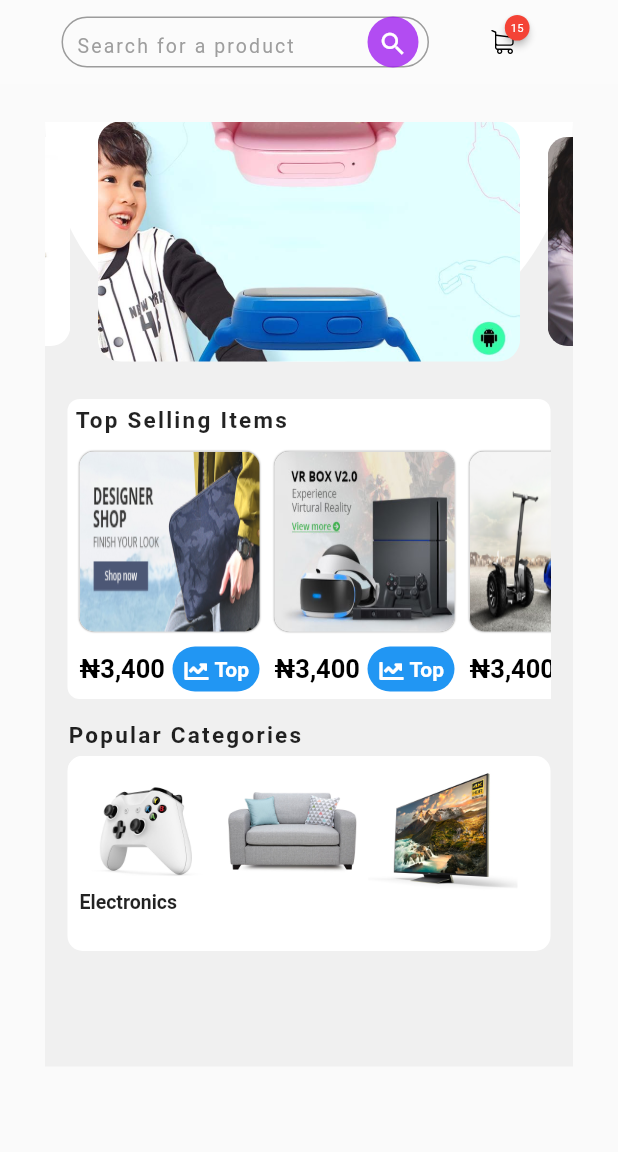
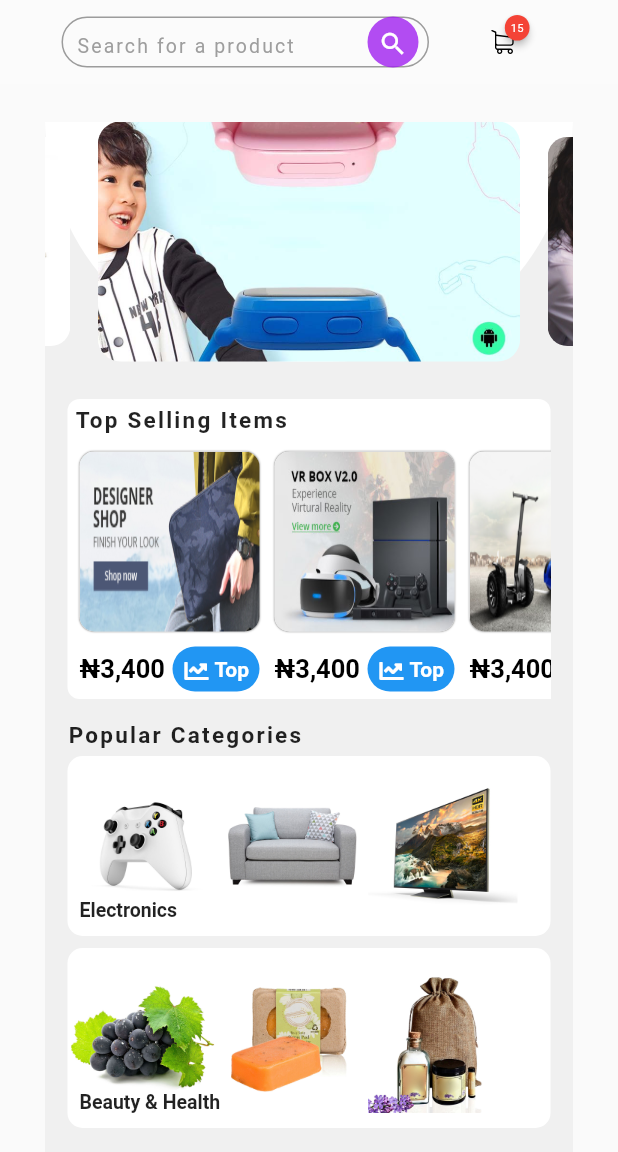
Before and after one commit to JideijeEmeka/shopping_app, a Flutter app: the screen it shows after launch, on a phone screen of 412 x 824 dp. Shown: the top 1152 px of the screen. Run offline on Flutter 3.47's test engine with Material 2 defaults, Android fonts, the phone set to English and light mode, and no system bars; drawn by our look-alikes of badges, carousel_slider; our stand-ins replace flutter_svg, font_awesome_flutter.

Commit message:
updated beauty and health category

```diff
--- /dev/null
+++ b/lib/views/beauty_health.dart
@@ -0,0 +1,78 @@
+import 'package:flutter/material.dart';
+
+class BeautyHealth extends StatefulWidget {
+  @override
+  _BeautyHealthState createState() => _BeautyHealthState();
+}
+
+class _BeautyHealthState extends State<BeautyHealth> {
+  @override
+  Widget build(BuildContext context) {
+    return Container(
+      color: Colors.grey.withOpacity(0.11),
+      margin: EdgeInsets.symmetric(horizontal: 30),
+      height: 230,
+      child: Column(
+        crossAxisAlignment: CrossAxisAlignment.start,
+        children: [
+          SizedBox(
+            height: 1,
+          ),
+          Container(
+            height: 120,
+            margin: EdgeInsets.symmetric(horizontal: 15),
+            decoration: BoxDecoration(
+              borderRadius: BorderRadius.circular(10),
+              color: Colors.white,
+            ),
+            child: Stack(
+              children: [
+                Expanded(
+                  child: Row(
+                    children: [
+                      ClipRRect(
+                        borderRadius: BorderRadius.circular(10),
+                        child: Image.asset(
+                          'assets/images/organics_spa_2.jpg',
+                          height: 120,
+                          width: 100,
+                        ),
+                      ),
+                      Image.asset(
+                        'assets/images/organics_spa_3.jpg',
+                        height: 120,
+                        width: 100,
+                      ),
+                      ClipRRect(
+                        borderRadius: BorderRadius.circular(10),
+                        child: Image.asset(
+                          'assets/images/organics_spa_4.jpg',
+                          height: 120,
+                          width: 100,
+                        ),
+                      ),
+                    ],
+                  ),
+                ),
+                Positioned(
+                  bottom: 10,
+                  child: Container(
+                      margin: EdgeInsets.symmetric(horizontal: 8),
+                      decoration: BoxDecoration(
+                        borderRadius: BorderRadius.circular(10),
+                        color: Colors.white,
+                      ),
+                      child: Text('Beauty & Health',
+                          style: TextStyle(
+                            fontSize: 13,
+                            fontWeight: FontWeight.w600,
+                          ))),
+                ),
+              ],
+            ),
+          ),
+        ],
+      ),
+    );
+  }
+}
--- a/lib/views/homescreen.dart
+++ b/lib/views/homescreen.dart
@@ -2,7 +2,9 @@ import 'package:flutter/material.dart';
 import 'package:flutter/rendering.dart';
 import 'package:badges/badges.dart';
 import 'package:flutter_svg/svg.dart';
+import 'package:shopping_app/views/beauty_health.dart';
 import 'package:shopping_app/views/homePageSlider.dart';
+import 'package:shopping_app/views/popular_categories.dart';
 import 'package:shopping_app/views/selling_items_carousel.dart';
 
 class HomeScreen extends StatefulWidget {
@@ -87,81 +89,9 @@ class _HomeScreenState extends State<HomeScreen> {
               ),
               HomePageSlider(),
               SellingItemsCarousel(),
-              Container(
-                color: Colors.grey.withOpacity(0.11),
-                margin: EdgeInsets.symmetric(horizontal: 30),
-                height: 230,
-                child: Column(
-                  crossAxisAlignment: CrossAxisAlignment.start,
-                  children: [
-                    Container(
-                      margin: EdgeInsets.symmetric(horizontal: 15),
-                      child: Text('Popular Categories',
-                          style: TextStyle(
-                            fontSize: 15,
-                            fontWeight: FontWeight.bold,
-                            letterSpacing: 1.5,
-                          )),
-                    ),
-                    SizedBox(
-                      height: 5,
-                    ),
-                    Container(
-                      height: 130,
-                      margin: EdgeInsets.symmetric(horizontal: 15),
-                      decoration: BoxDecoration(
-                        borderRadius: BorderRadius.circular(10),
-                        color: Colors.white,
-                      ),
-                      child: Stack(
-                        children: [
-                          Expanded(
-                            child: Row(
-                              children: [
-                                ClipRRect(
-                                  borderRadius: BorderRadius.circular(10),
-                                  child: Image.asset(
-                                    'assets/images/digital_10.jpg',
-                                    height: 100,
-                                    width: 100,
-                                  ),
-                                ),
-                                Image.asset(
-                                  'assets/images/furniture_05.jpg',
-                                  height: 100,
-                                  width: 100,
-                                ),
-                                ClipRRect(
-                                  borderRadius: BorderRadius.circular(10),
-                                  child: Image.asset(
-                                    'assets/images/digital_08.jpg',
-                                    height: 100,
-                                    width: 100,
-                                  ),
-                                ),
-                              ],
-                            ),
-                          ),
-                          Positioned(
-                            bottom: 25,
-                            child: Container(
-                                margin: EdgeInsets.symmetric(horizontal: 8),
-                                decoration: BoxDecoration(
-                                  borderRadius: BorderRadius.circular(10),
-                                  color: Colors.white,
-                                ),
-                                child: Text('Electronics',
-                                    style: TextStyle(
-                                      fontSize: 13,
-                                      fontWeight: FontWeight.w600,
-                                    ))),
-                          ),
-                        ],
-                      ),
-                    ),
-                  ],
-                ),
-              ),
+              PopularCategories(),
+              BeautyHealth(),
+              PhoneTablets(),
             ],
           ),
         ));
--- /dev/null
+++ b/lib/views/popular_categories.dart
@@ -0,0 +1,87 @@
+import 'package:flutter/material.dart';
+
+class PopularCategories extends StatefulWidget {
+  @override
+  _PopularCategoriesState createState() => _PopularCategoriesState();
+}
+
+class _PopularCategoriesState extends State<PopularCategories> {
+  @override
+  Widget build(BuildContext context) {
+    return Container(
+      color: Colors.grey.withOpacity(0.11),
+      margin: EdgeInsets.symmetric(horizontal: 30),
+      height: 150,
+      child: Column(
+        crossAxisAlignment: CrossAxisAlignment.start,
+        children: [
+          Container(
+            margin: EdgeInsets.symmetric(horizontal: 15),
+            child: Text('Popular Categories',
+                style: TextStyle(
+                  fontSize: 15,
+                  fontWeight: FontWeight.bold,
+                  letterSpacing: 1.5,
+                )),
+          ),
+          SizedBox(
+            height: 5,
+          ),
+          Container(
+            height: 120,
+            margin: EdgeInsets.symmetric(horizontal: 15),
+            decoration: BoxDecoration(
+              borderRadius: BorderRadius.circular(10),
+              color: Colors.white,
+            ),
+            child: Stack(
+              children: [
+                Expanded(
+                  child: Row(
+                    children: [
+                      ClipRRect(
+                        borderRadius: BorderRadius.circular(10),
+                        child: Image.asset(
+                          'assets/images/digital_10.jpg',
+                          height: 120,
+                          width: 100,
+                        ),
+                      ),
+                      Image.asset(
+                        'assets/images/furniture_05.jpg',
+                        height: 120,
+                        width: 100,
+                      ),
+                      ClipRRect(
+                        borderRadius: BorderRadius.circular(10),
+                        child: Image.asset(
+                          'assets/images/digital_08.jpg',
+                          height: 120,
+                          width: 100,
+                        ),
+                      ),
+                    ],
+                  ),
+                ),
+                Positioned(
+                  bottom: 10,
+                  child: Container(
+                      margin: EdgeInsets.symmetric(horizontal: 8),
+                      decoration: BoxDecoration(
+                        borderRadius: BorderRadius.circular(10),
+                        color: Colors.white,
+                      ),
+                      child: Text('Electronics',
+                          style: TextStyle(
+                            fontSize: 13,
+                            fontWeight: FontWeight.w600,
+                          ))),
+                ),
+              ],
+            ),
+          ),
+        ],
+      ),
+    );
+  }
+}
```
Also changed, not shown: assets/images/organics_spa_2.jpg (added), assets/images/organics_spa_3.jpg (added), assets/images/organics_spa_4.jpg (added).
